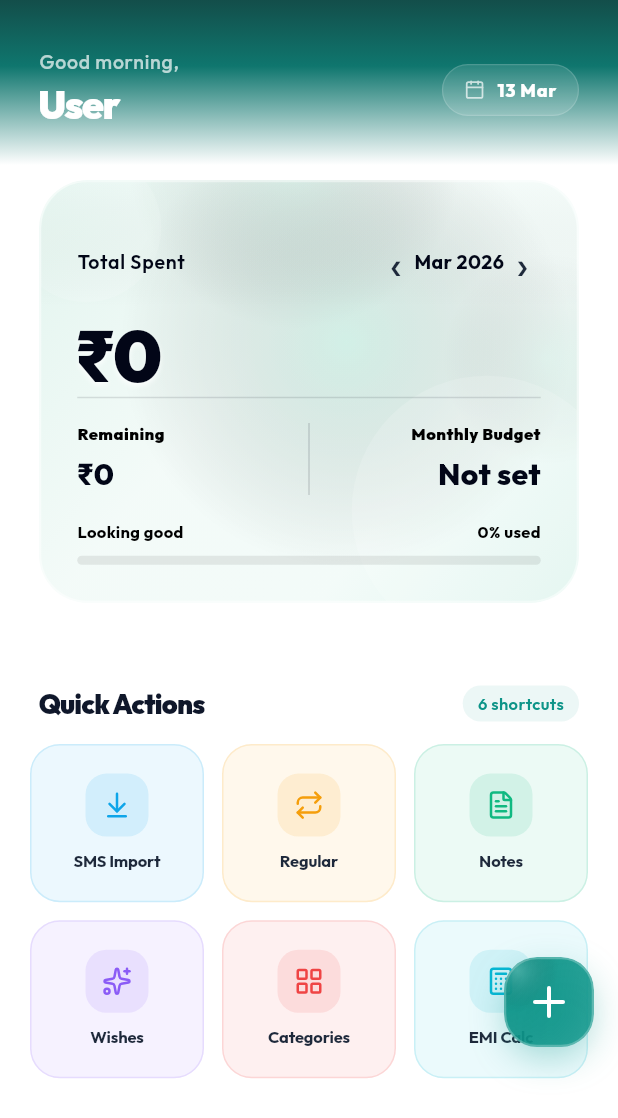
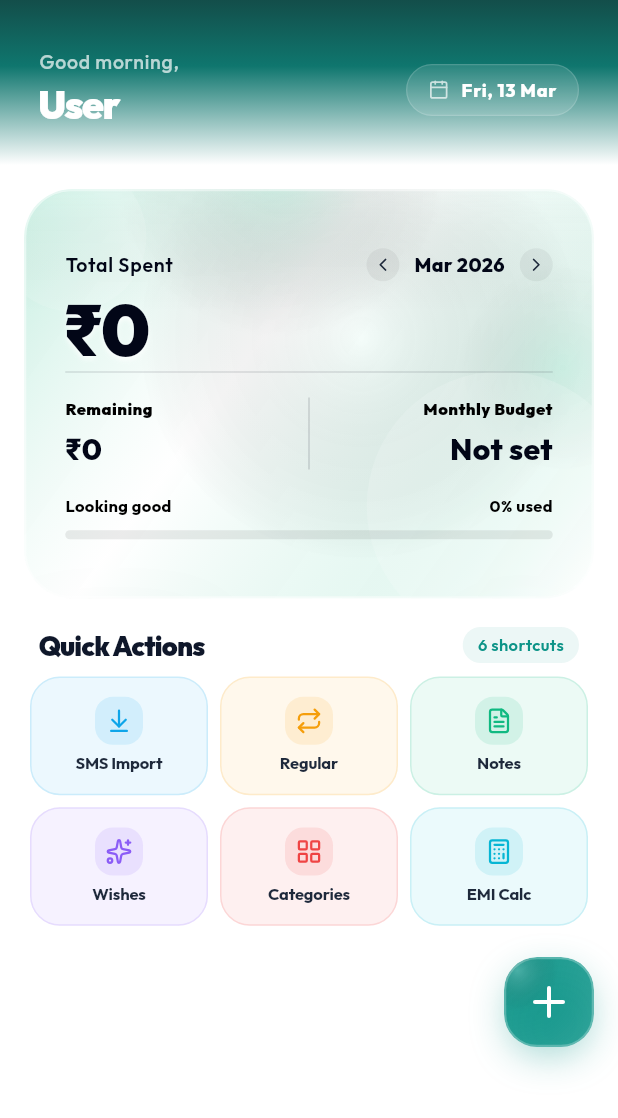
Before and after one commit to vishnu-krishnan/expenze-mobile, a Flutter app: the DashboardScreen screen opened directly, on a phone screen of 412 x 824 dp. Shown: the top 1118 px of the screen. Run offline on Flutter 3.47's test engine with Material 3 defaults, Android fonts, the phone set to English and light mode, and no system bars; drawn by our look-alikes of custom_refresh_indicator; our stand-ins replace dio, file_picker, fl_chart, flutter_dotenv, flutter_local_notifications, google_fonts and 8 more; missing offline and left inert: flutter_sms_inbox, mailer; accounts and stored records are empty; network calls fail.

Commit message:
fixed dashboard ui issues

```diff
--- a/lib/core/constants/app_version.dart
+++ b/lib/core/constants/app_version.dart
@@ -11,14 +11,41 @@ class ReleaseInfo {
 }
 
 class AppVersion {
-  static const String current = '1.8.8';
-  static const String buildNumber = '32';
-  static const String releaseName = 'Analytics Revamp & UX Polish';
+  static const String current = '1.8.11';
+  static const String buildNumber = '35';
+  static const String releaseName = 'Pristine Color Enforcement';
 
   static const String website = 'https://expenze-elite.netlify.app/';
   static const String supportEmail = 'expenzehelp@gmail.com';
 
   static const List<ReleaseInfo> history = [
+    ReleaseInfo(
+      version: '1.8.11',
+      date: '2026-03-13',
+      changes: [
+        'Wallet Card Color Purity: Finalized the removal of all dark/desaturated shades, replacing legacy Red 700 with high-vibrancy Rose Red for over-budget states.',
+        'Simplified Color Logic: Streamlined the status engine to use single vibrant primary colors paired exclusively with white for maximum clarity.',
+      ],
+    ),
+    ReleaseInfo(
+      version: '1.8.10',
+      date: '2026-03-13',
+      changes: [
+        'Dashboard Hierarchy: Expanded the Wallet Card vertical presence with 38px internal padding and 16px top clearance.',
+        'Elite Mini-Grid: Redesigned the Quick Actions hub into a high-density "mini-tile" grid with optimized 1.5 aspect ratios.',
+        'Layout Compression: Tightened vertical gaps between all dashboard sections to maximize glanceable information.',
+      ],
+    ),
+    ReleaseInfo(
+      version: '1.8.9',
+      date: '2026-03-13',
+      changes: [
+        'Pristine Wallet Card: Refined the "Total Spent" card with a high-vibrancy "usage color + pure white" aesthetic, removing muddy desat tones.',
+        'Enhanced Time Context: Updated the header date pill to include the current weekday for better glanceability (e.g., "Fri, 13 Mar").',
+        'Standardized Navigation: Modernized month picker arrows with circular tap targets and professional Lucide iconography.',
+        'Visual Polish: Optimized backdrop filter transparency and removed inconsistent shadows in the main wallet container.',
+      ],
+    ),
     ReleaseInfo(
       version: '1.8.8',
       date: '2026-03-13',
--- a/lib/presentation/screens/dashboard/dashboard_screen.dart
+++ b/lib/presentation/screens/dashboard/dashboard_screen.dart
@@ -88,6 +88,7 @@ class _DashboardScreenState extends State<DashboardScreen>
 
   Widget _buildHeaderDatePill() {
     final now = DateTime.now();
+    final weekdays = ['Mon', 'Tue', 'Wed', 'Thu', 'Fri', 'Sat', 'Sun'];
     final months = [
       'Jan',
       'Feb',
@@ -102,7 +103,8 @@ class _DashboardScreenState extends State<DashboardScreen>
       'Nov',
       'Dec'
     ];
-    final dateStr = '${now.day} ${months[now.month - 1]}';
+    final dateStr =
+        '${weekdays[now.weekday - 1]}, ${now.day} ${months[now.month - 1]}';
 
     return Container(
       padding: const EdgeInsets.symmetric(horizontal: 14, vertical: 8),
@@ -323,7 +325,7 @@ class _DashboardScreenState extends State<DashboardScreen>
                           ),
                         SliverToBoxAdapter(
                           child: Padding(
-                            padding: const EdgeInsets.only(bottom: 24),
+                            padding: const EdgeInsets.only(bottom: 4),
                             child: _buildWalletCard(actual, remaining, pctUsed,
                                 provider, summary, planned),
                           ),
@@ -379,32 +381,25 @@ class _DashboardScreenState extends State<DashboardScreen>
       ExpenseProvider provider, Map<String, double> summary, double planned) {
     List<Color> cardColors;
     if (pctUsed < 0.5) {
-      cardColors = [const Color(0xFF10B981), const Color(0xFF059669)];
+      cardColors = [const Color(0xFF10B981)]; // Pure Emerald 500
     } else if (pctUsed < 0.7) {
-      cardColors = [const Color(0xFF84CC16), const Color(0xFF65A30D)];
+      cardColors = [const Color(0xFF84CC16)]; // Pure Lime 500
     } else if (pctUsed < 0.85) {
-      cardColors = [const Color(0xFFF59E0B), const Color(0xFFD97706)];
+      cardColors = [const Color(0xFFF59E0B)]; // Pure Amber 500
     } else if (pctUsed < 1.1) {
-      cardColors = [const Color(0xFFEF4444), const Color(0xFFDC2626)];
+      cardColors = [const Color(0xFFEF4444)]; // Pure Red 500
     } else {
-      cardColors = [const Color(0xFFB91C1C), const Color(0xFF991B1B)];
+      cardColors = [const Color(0xFFF43F5E)]; // Vibrant Rose/Pulse Red
     }
 
     final isDark = Theme.of(context).brightness == Brightness.dark;
-    final desaturatedColors = cardColors.map((c) {
-      Color color = AppTheme.desaturate(c, amount: 0.45);
-      if (!isDark) {
-        final hsl = HSLColor.fromColor(color);
-        color =
-            hsl.withLightness((hsl.lightness + 0.3).clamp(0.0, 1.0)).toColor();
-      }
-      return color;
-    }).toList();
+    final usageColor = cardColors[0]; // Pure usage color, no dark shade
+    final pureColors = [usageColor, Colors.white];
 
-    final progressColor = isDark
-        ? AppTheme.desaturate(cardColors[0], amount: 0.25).withValues(alpha: 0.7)
-        : cardColors[0];
-    final contentColor = isDark ? Colors.white : const Color(0xFF020617); // Rich Midnight Slate 950
+    final progressColor = usageColor;
+    final contentColor = isDark
+        ? Colors.white
+        : const Color(0xFF020617); // Rich Midnight Slate 950
     final secondaryContentColor = isDark
         ? Colors.white.withValues(alpha: 0.75)
         : const Color(0xFF1E293B); // Rich Slate 800
@@ -423,19 +418,20 @@ class _DashboardScreenState extends State<DashboardScreen>
         }
       },
       child: Padding(
-        padding: const EdgeInsets.symmetric(horizontal: 26, vertical: 10),
+        padding: const EdgeInsets.only(top: 16, bottom: 6, left: 16, right: 16),
         child: ClipRRect(
           borderRadius: BorderRadius.circular(32),
           child: BackdropFilter(
             filter: ImageFilter.blur(sigmaX: 25, sigmaY: 25),
             child: Stack(
               children: [
-                if (!isDark)
-                  Positioned.fill(
-                    child: Container(color: Colors.white),
+                Positioned.fill(
+                  child: Container(
+                    color: Colors.white.withValues(alpha: isDark ? 0.08 : 0.8),
                   ),
+                ),
                 Positioned.fill(
-                  child: _buildAnimatedBackground(desaturatedColors),
+                  child: _buildAnimatedBackground(pureColors),
                 ),
                 if (!isDark)
                   Positioned.fill(
@@ -446,10 +442,10 @@ class _DashboardScreenState extends State<DashboardScreen>
                   decoration: BoxDecoration(
                     gradient: LinearGradient(
                       colors: [
-                        desaturatedColors[0].withValues(alpha: 0.25),
-                        desaturatedColors[0].withValues(alpha: 0.1),
-                        desaturatedColors[1].withValues(alpha: 0.08),
-                        desaturatedColors[1].withValues(alpha: 0.2),
+                        pureColors[0].withValues(alpha: 0.25),
+                        pureColors[1].withValues(alpha: 0.15),
+                        pureColors[0].withValues(alpha: 0.1),
+                        pureColors[1].withValues(alpha: 0.25),
                       ],
                       stops: const [0.0, 0.4, 0.7, 1.0],
                       begin: Alignment.topLeft,
@@ -502,7 +498,7 @@ class _DashboardScreenState extends State<DashboardScreen>
                         ),
                       ),
                       Padding(
-                        padding: const EdgeInsets.all(24),
+                        padding: const EdgeInsets.fromLTRB(26, 38, 26, 38),
                         child: Column(
                           crossAxisAlignment: CrossAxisAlignment.start,
                           mainAxisSize: MainAxisSize.min,
@@ -533,31 +529,32 @@ class _DashboardScreenState extends State<DashboardScreen>
                                   children: [
                                     GestureDetector(
                                       onTap: () => _handleMonthChange(-1),
-                                      child: Padding(
-                                        padding: const EdgeInsets.all(8.0),
-                                        child: Text('‹',
-                                            style: TextStyle(
-                                                color: secondaryContentColor,
-                                                fontSize:
-                                                    30, // Increased from 22
-                                                shadows: isDark
-                                                    ? [
-                                                        Shadow(
-                                                            color: Colors.black
-                                                                .withValues(
-                                                                    alpha: 0.3),
-                                                            blurRadius: 4)
-                                                      ]
-                                                    : [])),
+                                      child: Container(
+                                        padding: const EdgeInsets.all(4),
+                                        decoration: BoxDecoration(
+                                          color: isDark
+                                              ? Colors.white
+                                                  .withValues(alpha: 0.1)
+                                              : Colors.black
+                                                  .withValues(alpha: 0.05),
+                                          shape: BoxShape.circle,
+                                        ),
+                                        child: Icon(
+                                          LucideIcons.chevronLeft,
+                                          color: secondaryContentColor,
+                                          size: 14,
+                                        ),
                                       ),
                                     ),
+                                    const SizedBox(width: 10),
                                     Text(
                                       _formatMonthName(
                                           provider.currentMonthKey),
                                       style: TextStyle(
                                         color: contentColor,
-                                        fontWeight: FontWeight.bold,
+                                        fontWeight: FontWeight.w800,
                                         fontSize: 13,
+                                        letterSpacing: 0.2,
                                         shadows: isDark
                                             ? [
                                                 Shadow(
@@ -568,24 +565,24 @@ class _DashboardScreenState extends State<DashboardScreen>
                                             : [],
                                       ),
                                     ),
+                                    const SizedBox(width: 10),
                                     GestureDetector(
                                       onTap: () => _handleMonthChange(1),
-                                      child: Padding(
-                                        padding: const EdgeInsets.all(8.0),
-                                        child: Text('›',
-                                            style: TextStyle(
-                                                color: secondaryContentColor,
-                                                fontSize:
-                                                    30, // Increased from 22
-                                                shadows: isDark
-                                                    ? [
-                                                        Shadow(
-                                                            color: Colors.black
-                                                                .withValues(
-                                                                    alpha: 0.3),
-                                                            blurRadius: 4)
-                                                      ]
-                                                    : [])),
+                                      child: Container(
+                                        padding: const EdgeInsets.all(4),
+                                        decoration: BoxDecoration(
+                                          color: isDark
+                                              ? Colors.white
+                                                  .withValues(alpha: 0.1)
+                                              : Colors.black
+                                                  .withValues(alpha: 0.05),
+                                          shape: BoxShape.circle,
+                                        ),
+                                        child: Icon(
+                                          LucideIcons.chevronRight,
+                                          color: secondaryContentColor,
+                                          size: 14,
+                                        ),
                                       ),
                                     ),
                                   ],
@@ -976,19 +973,43 @@ class _DashboardScreenState extends State<DashboardScreen>
     final textColor = AppTheme.getTextColor(context);
 
     final actions = [
-      _ActionItem(icon: LucideIcons.arrowDownToLine, label: 'SMS Import',   color: const Color(0xFF0EA5E9), route: '/import'),
-      _ActionItem(icon: LucideIcons.repeat,          label: 'Regular',      color: const Color(0xFFF59E0B), route: '/regular'),
-      _ActionItem(icon: LucideIcons.fileText,         label: 'Notes',        color: const Color(0xFF10B981), route: '/notes'),
-      _ActionItem(icon: LucideIcons.sparkles,         label: 'Wishes',       color: const Color(0xFF8B5CF6), route: '/wishes'),
-      _ActionItem(icon: LucideIcons.layoutGrid,       label: 'Categories',   color: const Color(0xFFEF4444), route: '/categories'),
-      _ActionItem(icon: LucideIcons.calculator,       label: 'EMI Calc',     color: const Color(0xFF06B6D4), route: '/calculator'),
+      _ActionItem(
+          icon: LucideIcons.arrowDownToLine,
+          label: 'SMS Import',
+          color: const Color(0xFF0EA5E9),
+          route: '/import'),
+      _ActionItem(
+          icon: LucideIcons.repeat,
+          label: 'Regular',
+          color: const Color(0xFFF59E0B),
+          route: '/regular'),
+      _ActionItem(
+          icon: LucideIcons.fileText,
+          label: 'Notes',
+          color: const Color(0xFF10B981),
+          route: '/notes'),
+      _ActionItem(
+          icon: LucideIcons.sparkles,
+          label: 'Wishes',
+          color: const Color(0xFF8B5CF6),
+          route: '/wishes'),
+      _ActionItem(
+          icon: LucideIcons.layoutGrid,
+          label: 'Categories',
+          color: const Color(0xFFEF4444),
+          route: '/categories'),
+      _ActionItem(
+          icon: LucideIcons.calculator,
+          label: 'EMI Calc',
+          color: const Color(0xFF06B6D4),
+          route: '/calculator'),
     ];
 
     return Column(
       crossAxisAlignment: CrossAxisAlignment.start,
       children: [
         Padding(
-          padding: const EdgeInsets.fromLTRB(26, 20, 26, 14),
+          padding: const EdgeInsets.fromLTRB(26, 8, 26, 8),
           child: Row(
             children: [
               Text('Quick Actions',
@@ -1000,7 +1021,8 @@ class _DashboardScreenState extends State<DashboardScreen>
                   )),
               const Spacer(),
               Container(
-                padding: const EdgeInsets.symmetric(horizontal: 10, vertical: 4),
+                padding:
+                    const EdgeInsets.symmetric(horizontal: 10, vertical: 4),
                 decoration: BoxDecoration(
                   color: AppTheme.primary.withValues(alpha: 0.08),
                   borderRadius: BorderRadius.circular(20),
@@ -1023,9 +1045,9 @@ class _DashboardScreenState extends State<DashboardScreen>
             itemCount: actions.length,
             gridDelegate: const SliverGridDelegateWithFixedCrossAxisCount(
               crossAxisCount: 3,
-              mainAxisSpacing: 12,
-              crossAxisSpacing: 12,
-              childAspectRatio: 1.1,
+              mainAxisSpacing: 8,
+              crossAxisSpacing: 8,
+              childAspectRatio: 1.5,
             ),
             itemBuilder: (context, index) {
               final item = actions[index];
@@ -1038,7 +1060,7 @@ class _DashboardScreenState extends State<DashboardScreen>
             },
           ),
         ),
-        const SizedBox(height: 8),
+        const SizedBox(height: 4),
       ],
     );
   }
@@ -1051,7 +1073,7 @@ class _DashboardScreenState extends State<DashboardScreen>
       crossAxisAlignment: CrossAxisAlignment.start,
       children: [
         Padding(
-          padding: const EdgeInsets.fromLTRB(26, 24, 26, 16),
+          padding: const EdgeInsets.fromLTRB(26, 12, 26, 16),
           child: Row(
             mainAxisAlignment: MainAxisAlignment.spaceBetween,
             children: [
@@ -1365,7 +1387,11 @@ class _ActionItem {
   final String label;
   final Color color;
   final String route;
-  const _ActionItem({required this.icon, required this.label, required this.color, required this.route});
+  const _ActionItem(
+      {required this.icon,
+      required this.label,
+      required this.color,
+      required this.route});
 }
 
 class _AnimatedActionCard extends StatefulWidget {
@@ -1434,18 +1460,18 @@ class _AnimatedActionCardState extends State<_AnimatedActionCard>
             mainAxisAlignment: MainAxisAlignment.center,
             children: [
               Container(
-                padding: const EdgeInsets.all(11),
+                padding: const EdgeInsets.all(7),
                 decoration: BoxDecoration(
                   color: widget.color.withValues(alpha: isDark ? 0.18 : 0.12),
-                  borderRadius: BorderRadius.circular(14),
+                  borderRadius: BorderRadius.circular(12),
                 ),
                 child: Icon(
                   widget.icon,
-                  size: 20,
+                  size: 18,
                   color: widget.color,
                 ),
               ),
-              const SizedBox(height: 8),
+              const SizedBox(height: 4),
               Padding(
                 padding: const EdgeInsets.symmetric(horizontal: 6),
                 child: Text(
--- a/pubspec.yaml
+++ b/pubspec.yaml
@@ -1,7 +1,7 @@
 name: expenze
 description: "Expenze - Smart Expense Tracking Mobile App"
 publish_to: 'none'
-version: 1.8.8+32
+version: 1.8.11+35
 
 environment:
   sdk: ^3.6.0
```
Also changed, not shown: 3 other files.
